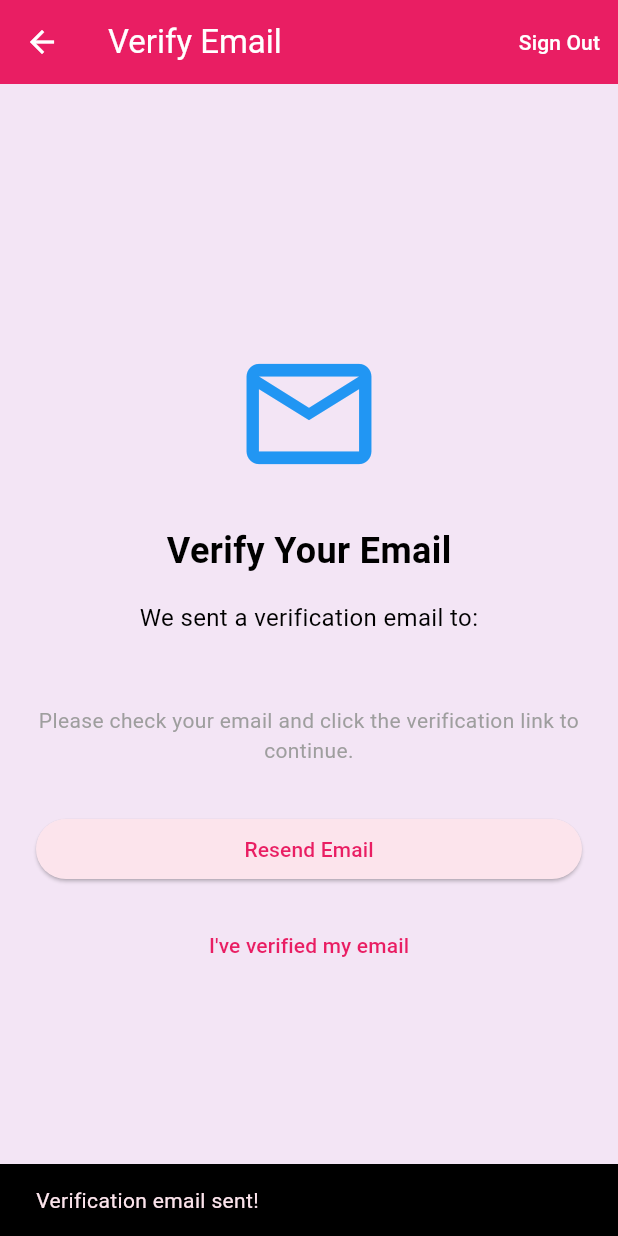
After one commit to audreym101/bookswap_app, a Flutter app: the EmailVerificationScreen screen opened directly, after a tap on "Resend Email", on a phone screen of 412 x 824 dp. The commit adds this screen. Run offline on Flutter 3.47's test engine with Material 3 defaults, Android fonts, the phone set to English and light mode, and no system bars; our stand-ins replace cloud_firestore, firebase_auth, firebase_core, firebase_storage, flutter_image_compress, image_picker and 1 more; accounts and stored records are empty.

Commit message:
feat: add email verification for new user accounts

```diff
--- a/lib/screens/auth_wrapper.dart
+++ b/lib/screens/auth_wrapper.dart
@@ -3,6 +3,7 @@ import 'package:firebase_auth/firebase_auth.dart';
 import '../services/auth_service.dart';
 import 'login_screen.dart';
 import 'main_navigation.dart';
+import 'email_verification_screen.dart';
 
 class AuthWrapper extends StatelessWidget {
   const AuthWrapper({super.key});
@@ -19,7 +20,12 @@ class AuthWrapper extends StatelessWidget {
         }
 
         if (snapshot.hasData) {
-          return const MainNavigation();
+          final user = snapshot.data!;
+          if (user.emailVerified) {
+            return const MainNavigation();
+          } else {
+            return const EmailVerificationScreen();
+          }
         } else {
           return const LoginScreen();
         }
--- /dev/null
+++ b/lib/screens/email_verification_screen.dart
@@ -0,0 +1,127 @@
+import 'dart:async';
+import 'package:flutter/material.dart';
+import '../services/auth_service.dart';
+
+class EmailVerificationScreen extends StatefulWidget {
+  const EmailVerificationScreen({super.key});
+
+  @override
+  State<EmailVerificationScreen> createState() => _EmailVerificationScreenState();
+}
+
+class _EmailVerificationScreenState extends State<EmailVerificationScreen> {
+  final _authService = AuthService();
+  Timer? _timer;
+  bool _isResending = false;
+
+  @override
+  void initState() {
+    super.initState();
+    _startVerificationCheck();
+  }
+
+  void _startVerificationCheck() {
+    _timer = Timer.periodic(const Duration(seconds: 3), (timer) async {
+      await _authService.reloadUser();
+      if (_authService.isEmailVerified) {
+        timer.cancel();
+        if (mounted) {
+          Navigator.of(context).pushReplacementNamed('/home');
+        }
+      }
+    });
+  }
+
+  Future<void> _resendVerification() async {
+    setState(() => _isResending = true);
+    try {
+      await _authService.sendEmailVerification();
+      if (mounted) {
+        ScaffoldMessenger.of(context).showSnackBar(
+          const SnackBar(content: Text('Verification email sent!')),
+        );
+      }
+    } catch (e) {
+      if (mounted) {
+        ScaffoldMessenger.of(context).showSnackBar(
+          SnackBar(content: Text('Error: $e')),
+        );
+      }
+    }
+    setState(() => _isResending = false);
+  }
+
+  @override
+  void dispose() {
+    _timer?.cancel();
+    super.dispose();
+  }
+
+  @override
+  Widget build(BuildContext context) {
+    return Scaffold(
+      appBar: AppBar(
+        title: const Text('Verify Email'),
+        actions: [
+          TextButton(
+            onPressed: () => _authService.signOut(),
+            child: const Text('Sign Out', style: TextStyle(color: Colors.white)),
+          ),
+        ],
+      ),
+      body: Padding(
+        padding: const EdgeInsets.all(24.0),
+        child: Column(
+          mainAxisAlignment: MainAxisAlignment.center,
+          children: [
+            const Icon(
+              Icons.email_outlined,
+              size: 100,
+              color: Colors.blue,
+            ),
+            const SizedBox(height: 24),
+            const Text(
+              'Verify Your Email',
+              style: TextStyle(
+                fontSize: 24,
+                fontWeight: FontWeight.bold,
+              ),
+            ),
+            const SizedBox(height: 16),
+            Text(
+              'We sent a verification email to:\n${_authService.currentUser?.email}',
+              textAlign: TextAlign.center,
+              style: const TextStyle(fontSize: 16),
+            ),
+            const SizedBox(height: 24),
+            const Text(
+              'Please check your email and click the verification link to continue.',
+              textAlign: TextAlign.center,
+              style: TextStyle(color: Colors.grey),
+            ),
+            const SizedBox(height: 32),
+            SizedBox(
+              width: double.infinity,
+              child: ElevatedButton(
+                onPressed: _isResending ? null : _resendVerification,
+                child: _isResending
+                    ? const CircularProgressIndicator()
+                    : const Text('Resend Email'),
+              ),
+            ),
+            const SizedBox(height: 16),
+            TextButton(
+              onPressed: () async {
+                await _authService.reloadUser();
+                if (_authService.isEmailVerified && mounted) {
+                  Navigator.of(context).pushReplacementNamed('/home');
+                }
+              },
+              child: const Text('I\'ve verified my email'),
+            ),
+          ],
+        ),
+      ),
+    );
+  }
+}
--- a/lib/screens/login_screen.dart
+++ b/lib/screens/login_screen.dart
@@ -47,6 +47,14 @@ class _LoginScreenState extends State<LoginScreen> {
         await _authService.signInWithEmailAndPassword(email, password);
       } else {
         await _authService.createUserWithEmailAndPassword(email, password);
+        if (mounted) {
+          ScaffoldMessenger.of(context).showSnackBar(
+            const SnackBar(
+              content: Text('Account created! Please check your email to verify your account.'),
+              duration: Duration(seconds: 5),
+            ),
+          );
+        }
       }
     } catch (e) {
       if (mounted) {
--- a/lib/services/auth_service.dart
+++ b/lib/services/auth_service.dart
@@ -22,6 +22,7 @@ class AuthService {
     try {
       final credential = await _auth.createUserWithEmailAndPassword(email: email, password: password);
       if (credential.user != null) {
+        await credential.user!.sendEmailVerification();
         await _createUserProfile(credential.user!);
       }
       return credential;
@@ -35,7 +36,7 @@ class AuthService {
       uid: user.uid,
       email: user.email ?? '',
       displayName: user.email?.split('@')[0] ?? 'User',
-      emailVerified: true,
+      emailVerified: user.emailVerified,
       createdAt: DateTime.now(),
     );
     await _firestore.collection('users').doc(user.uid).set(profile.toMap());
@@ -44,4 +45,17 @@ class AuthService {
   Future<void> signOut() async {
     await _auth.signOut();
   }
+
+  Future<void> sendEmailVerification() async {
+    final user = _auth.currentUser;
+    if (user != null && !user.emailVerified) {
+      await user.sendEmailVerification();
+    }
+  }
+
+  Future<void> reloadUser() async {
+    await _auth.currentUser?.reload();
+  }
+
+  bool get isEmailVerified => _auth.currentUser?.emailVerified ?? false;
 }
```
